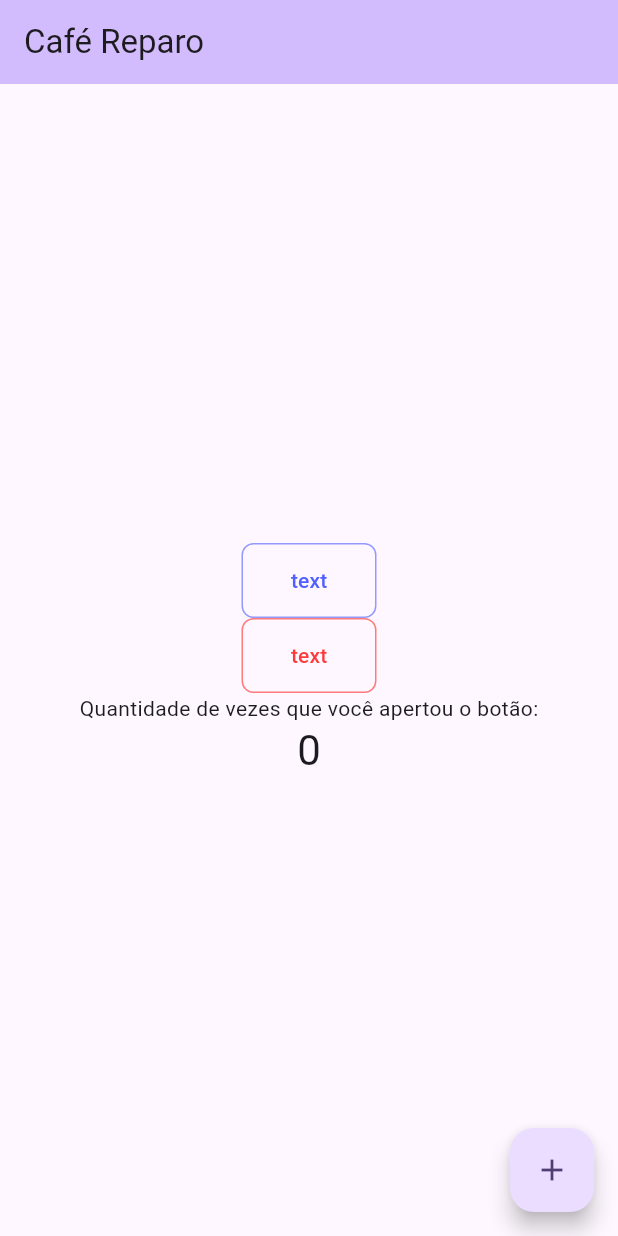
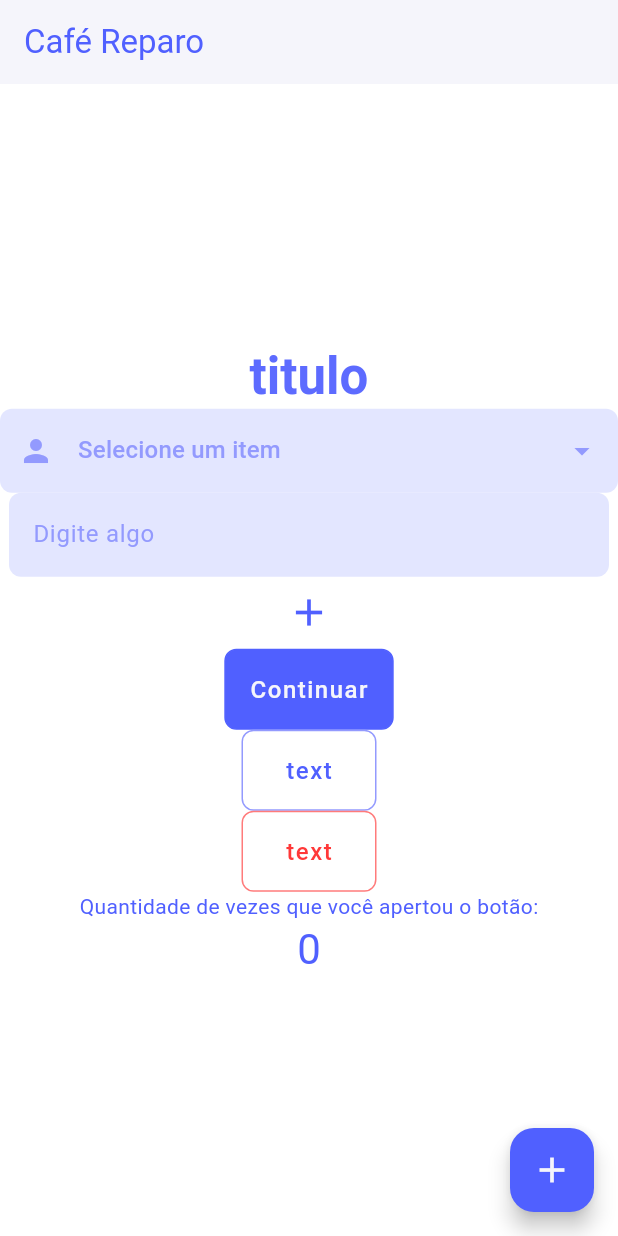
Before and after one commit to Cafe-Reparo/CafeReparo-mobile, a Flutter app: the screen it shows after launch, on a phone screen of 412 x 824 dp. Run offline on Flutter 3.47's test engine with Material 3 defaults, Android fonts, the phone set to English and light mode, and no system bars.

Commit message:
Criado novos componentes e exemplos de como usar

```diff
--- a/lib/main.dart
+++ b/lib/main.dart
@@ -1,3 +1,5 @@
+import 'package:cafe_reparo_mobile/themes/colors.dart';
+import 'package:cafe_reparo_mobile/themes/custom_themes.dart';
 import 'package:cafe_reparo_mobile/widget/purple_button.dart' as purple;
 import 'package:cafe_reparo_mobile/widget/red_button.dart' as red;
 import 'package:flutter/material.dart';
@@ -13,10 +15,7 @@ class MyApp extends StatelessWidget {
   Widget build(BuildContext context) {
     return MaterialApp(
       title: 'Café Reparo',
-      theme: ThemeData(
-        colorScheme: ColorScheme.fromSeed(seedColor: Colors.deepPurple),
-        useMaterial3: true,
-      ),
+      theme: CustomThemes().defaultTheme,
       home: const MyHomePage(title: 'Café Reparo'),
     );
   }
@@ -51,11 +50,53 @@ class _MyHomePageState extends State<MyHomePage> {
         child: Column(
           mainAxisAlignment: MainAxisAlignment.center,
           children: <Widget>[
+            Text(
+              'titulo',
+              style: Theme.of(context).primaryTextTheme.titleLarge?.copyWith(
+                    color: MyColors.primary500,
+                  ),
+            ),
+            DropdownButtonFormField<String>(
+              iconEnabledColor: MyColors.primary400,
+              decoration: const InputDecoration(
+                focusedBorder: OutlineInputBorder(
+                  borderSide: BorderSide(color: Colors.transparent),
+                ),
+                prefixIcon: Icon(Icons.person, color: MyColors.primary400),
+              ),
+              items: const [
+                DropdownMenuItem(
+                  value: 'Item 1',
+                  child: Text('Item 1'),
+                ),
+                DropdownMenuItem(
+                  value: 'Item 2',
+                  child: Text('Item 2'),
+                ),
+              ],
+              onChanged: (value) {},
+              hint: const Text(
+                'Selecione um item',
+                style: TextStyle(color: MyColors.primary400),
+              ),
+            ),
+            const SizedBox(
+              width: 400,
+              child: TextField(
+                decoration: InputDecoration(
+                  labelText: 'Digite algo',
+                ),
+              ),
+            ),
+            IconButton(onPressed: () => {}, icon: const Icon(Icons.add)),
             purple.PurpleButton(
-              onPressed: () => {},
-              text: "text",
-              type: purple.ButtonType.outline,
-            ),
+                onPressed: () => {},
+                text: "Continuar",
+                type: purple.ButtonType.fill),
+            purple.PurpleButton(
+                onPressed: () => {},
+                text: "text",
+                type: purple.ButtonType.outline),
             red.RedButton(
               onPressed: () => {},
               text: "text",
@@ -73,7 +114,6 @@ class _MyHomePageState extends State<MyHomePage> {
       ),
       floatingActionButton: FloatingActionButton(
         onPressed: _incrementCounter,
-        tooltip: 'Increment',
         child: const Icon(Icons.add),
       ),
     );
--- a/lib/themes/custom_themes.dart
+++ b/lib/themes/custom_themes.dart
@@ -8,8 +8,7 @@ class CustomThemes {
   );
 
   final defaultTheme = ThemeData(
-    scaffoldBackgroundColor: Colors.white70,
-    primaryColor: MyColors.white25,
+    primaryColor: MyColors.primary550,
     primaryTextTheme: const TextTheme(
       headlineLarge: TextStyle(
         fontSize: 96,
@@ -51,33 +50,60 @@ class CustomThemes {
         fontSize: 12,
         fontWeight: FontWeight.w600,
       ),
+      //labelSmall usado no botão
       labelSmall: TextStyle(
         fontSize: 16,
-        fontWeight: FontWeight.w600,
-        color: Colors.white,
+        fontWeight: FontWeight.w500,
         letterSpacing: 1.0,
       ),
     ),
+    //
+    colorScheme: const ColorScheme(
+      primary: MyColors.primary550,
+      secondary: MyColors.secondary200,
+      surface: MyColors.white0,
+      error: MyColors.red200,
+      onPrimary: MyColors.primary100,
+      onSecondary: MyColors.white10,
+      onSurface: MyColors.primary550,
+      onError: MyColors.primary100,
+      brightness: Brightness.dark,
+    ),
+    //
+    floatingActionButtonTheme: FloatingActionButtonThemeData(
+      iconSize: 28,
+      backgroundColor: MyColors.primary550,
+      foregroundColor: MyColors.primary100,
+      splashColor: MyColors.white100.withOpacity(0.1),
+      focusColor: MyColors.white100.withOpacity(0.1),
+      hoverColor: MyColors.primary600,
+    ),
+    //
+    iconButtonTheme: const IconButtonThemeData(
+      style: ButtonStyle(
+        iconSize: WidgetStatePropertyAll(30),
+      ),
+    ),
+    //
     inputDecorationTheme: InputDecorationTheme(
-      prefixIconColor: MyColors.primary550,
+      fillColor: MyColors.primary300,
+      filled: true,
+      prefixIconColor: MyColors.primary400,
       labelStyle: const TextStyle(
-        color: MyColors.primary550,
+        color: MyColors.primary400,
       ),
-      hintStyle: const TextStyle(
-        color: MyColors.primary550,
-      ),
-      suffixIconColor: MyColors.primary550,
+      suffixIconColor: MyColors.primary400,
       border: OutlineInputBorder(
         borderRadius: BorderRadius.circular(8),
         borderSide: const BorderSide(color: MyColors.primary550),
       ),
       focusedBorder: OutlineInputBorder(
         borderRadius: BorderRadius.circular(8),
-        borderSide: const BorderSide(color: MyColors.primary550, width: 1),
+        borderSide: const BorderSide(color: MyColors.primary550, width: 2),
       ),
       enabledBorder: OutlineInputBorder(
         borderRadius: BorderRadius.circular(8),
-        borderSide: const BorderSide(color: MyColors.primary550),
+        borderSide: const BorderSide(color: Colors.transparent),
       ),
     ),
   );
--- a/lib/widget/purple_button.dart
+++ b/lib/widget/purple_button.dart
@@ -22,6 +22,7 @@ class PurpleButton extends StatelessWidget {
     switch (type) {
       case ButtonType.fill:
         return BoxDecoration(
+          border: Border.all(color: MyColors.primary550, width: 1),
           color: MyColors.primary550,
           borderRadius: BorderRadius.circular(8),
         );
@@ -65,11 +66,11 @@ class PurpleButton extends StatelessWidget {
   Color _getStatusColor() {
     switch (type) {
       case ButtonType.fill:
-        return MyColors.white100.withOpacity(0.2);
+        return MyColors.white100.withOpacity(0.1);
       case ButtonType.outline:
-        return MyColors.primary550.withOpacity(0.2);
+        return MyColors.primary550.withOpacity(0.1);
       case ButtonType.ghost:
-        return MyColors.primary550.withOpacity(0.2);
+        return MyColors.primary550.withOpacity(0.1);
     }
   }
 
@@ -78,7 +79,7 @@ class PurpleButton extends StatelessWidget {
     return Container(
       decoration: _getBoxDecoration(),
       child: MaterialButton(
-        height: 42,
+        height: 52,
         highlightColor: _getStatusColor(),
         focusColor: _getStatusColor(),
         splashColor: _getStatusColor(),
@@ -87,7 +88,6 @@ class PurpleButton extends StatelessWidget {
           borderRadius: BorderRadius.circular(8),
         ),
         onPressed: onPressed,
-        textColor: _getForegroundColor(),
         child: Row(
           mainAxisSize: MainAxisSize.min,
           children: [
@@ -95,7 +95,12 @@ class PurpleButton extends StatelessWidget {
               Icon(icon),
               const SizedBox(width: 4),
             ],
-            Text(text),
+            Text(
+              text,
+              style: Theme.of(context).primaryTextTheme.labelSmall?.copyWith(
+                    color: _getForegroundColor(),
+                  ),
+            ),
           ],
         ),
       ),
--- a/lib/widget/red_button.dart
+++ b/lib/widget/red_button.dart
@@ -79,7 +79,7 @@ class RedButton extends StatelessWidget {
     return Container(
       decoration: _getBoxDecoration(),
       child: MaterialButton(
-        height: 42,
+        height: 52,
         highlightColor: _getStatusColor(),
         focusColor: _getStatusColor(),
         splashColor: _getStatusColor(),
@@ -88,7 +88,6 @@ class RedButton extends StatelessWidget {
           borderRadius: BorderRadius.circular(8),
         ),
         onPressed: onPressed,
-        textColor: _getForegroundColor(),
         child: Row(
           mainAxisSize: MainAxisSize.min,
           children: [
@@ -96,7 +95,12 @@ class RedButton extends StatelessWidget {
               Icon(icon),
               const SizedBox(width: 4),
             ],
-            Text(text),
+            Text(
+              text,
+              style: Theme.of(context).primaryTextTheme.labelSmall?.copyWith(
+                    color: _getForegroundColor(),
+                  ),
+            ),
           ],
         ),
       ),
```
